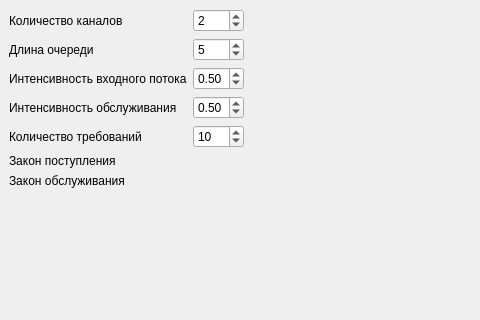
Before: the Qt Designer form mainwindow.ui in Kolyamba-mamba/net_lab2, drawn with Qt 5; both pictures show x 0 to 480 and y 0 to 320 of the 958 by 629 pixel window.
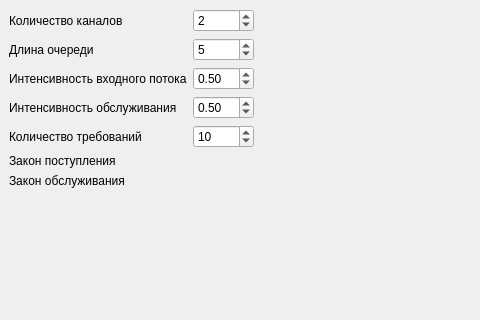
After: the same form once the commit is applied.

Commit message: Исправления

```diff
--- a/mainwindow.ui
+++ b/mainwindow.ui
@@ -50,6 +50,9 @@
             <property name="decimals">
              <number>2</number>
             </property>
+            <property name="minimum">
+             <double>0.010000000000000</double>
+            </property>
             <property name="maximum">
              <double>1.000000000000000</double>
             </property>
@@ -70,6 +73,9 @@
           </item>
           <item row="3" column="1">
            <widget class="QDoubleSpinBox" name="workStreamSpinBox">
+            <property name="minimum">
+             <double>0.010000000000000</double>
+            </property>
             <property name="maximum">
              <double>1.000000000000000</double>
             </property>
@@ -97,6 +103,12 @@
           </item>
           <item row="4" column="1">
            <widget class="QSpinBox" name="countRequestSpinBox">
+            <property name="minimum">
+             <number>5</number>
+            </property>
+            <property name="maximum">
+             <number>99999</number>
+            </property>
             <property name="value">
              <number>10</number>
             </property>
@@ -119,7 +131,7 @@
           <item row="0" column="1">
            <widget class="QSpinBox" name="channelsSpinBox">
             <property name="maximum">
-             <number>50</number>
+             <number>10</number>
             </property>
             <property name="value">
              <number>2</number>
```
The commit also changes 1 other file.
